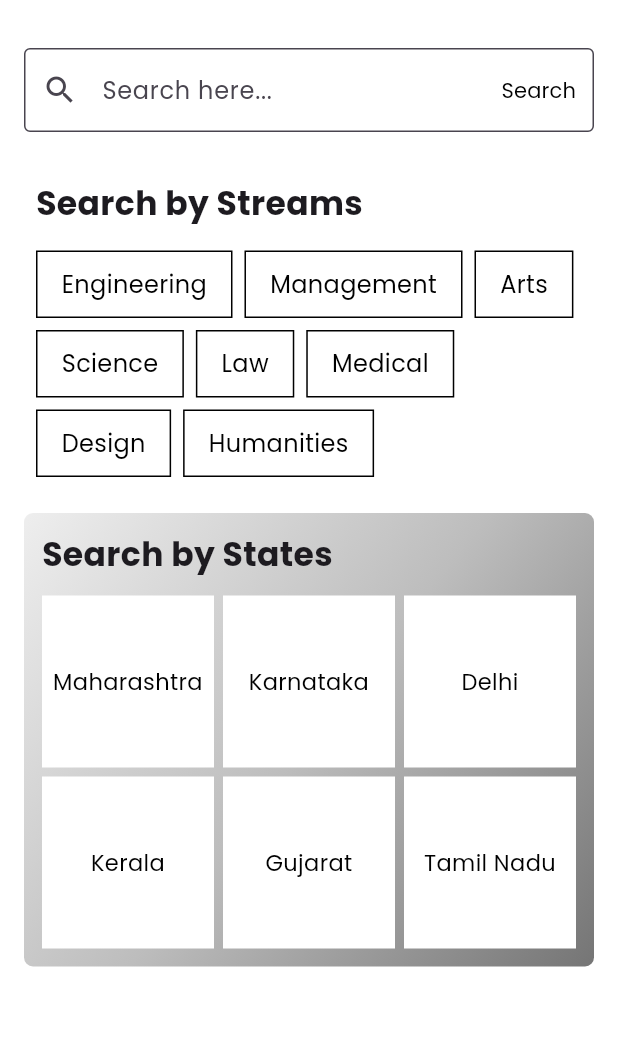
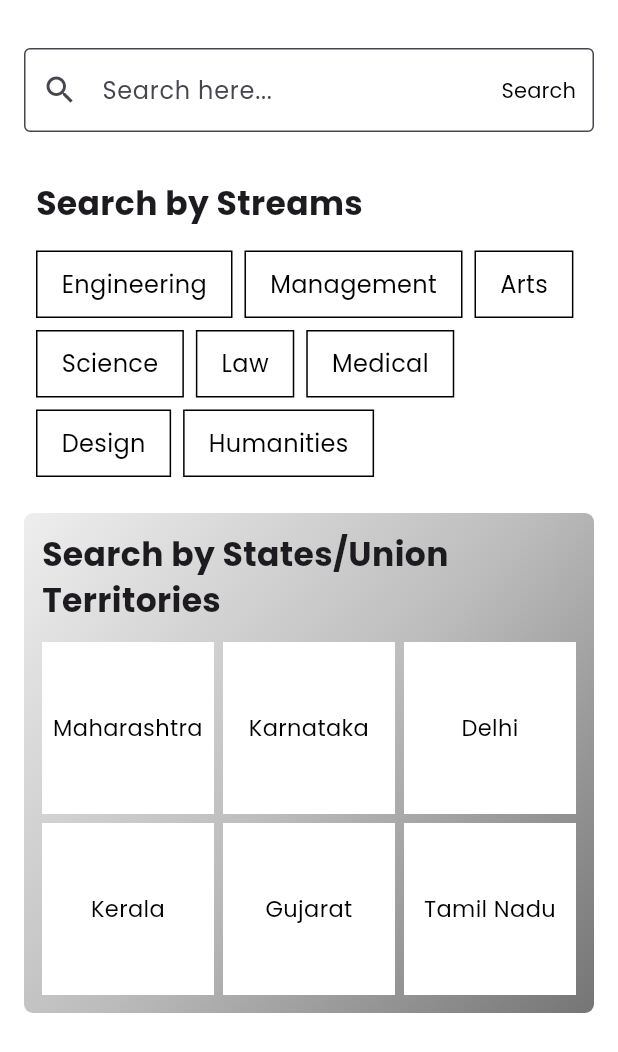
Before and after one commit to skhasan071/MyCampusInfo, a Flutter app: the SelectionPage screen opened directly, on a phone screen of 412 x 824 dp. Shown: the top 1052 px of the screen. Run offline on Flutter 3.47's test engine with Material 3 defaults, Android fonts, the phone set to English and light mode, and no system bars; our stand-ins replace device_preview, geocoding, geolocator, get, google_sign_in, pin_code_fields and 1 more; missing offline and left inert: dart:html; accounts and stored records are empty; network calls fail.

Commit message:
bugs solving

```diff
--- a/lib/view/DetailPage/placementDetails.dart
+++ b/lib/view/DetailPage/placementDetails.dart
@@ -306,8 +306,8 @@ class _PlacementDetailsState extends State<PlacementDetails> {
               return DataRow(
                 cells: [
                   DataCell(Text(branch.branch)),
-                  DataCell(Text(branch.highestPackage)),
-                  DataCell(Text(branch.averagePackage)),
+                  DataCell(Text(branch.highestPackage + 'LPA')),
+                  DataCell(Text(branch.averagePackage + 'LPA')),
                 ],
               );
             }).toList(),
--- a/lib/view/Filters&Compare/compareWith.dart
+++ b/lib/view/Filters&Compare/compareWith.dart
@@ -282,11 +282,10 @@ class _CompareWithState extends State<CompareWith> {
     colleges = await StudentService.getFavoriteColleges(
       profile.profile.value!.id,
     );
-
+    colleges.removeWhere((college) => college.id == widget.clg.id);
     if (showShortlistedOnly) {
       filteredColleges = List.from(colleges);
     }
-
     setState(() {});
   }
 
@@ -294,6 +293,9 @@ class _CompareWithState extends State<CompareWith> {
     setState(() => isLoading = true);
 
     allColleges = await CollegeServices.getColleges();
+    // ✅ Exclude the selected first college
+    allColleges.removeWhere((college) => college.id == widget.clg.id);
+
     filteredColleges = List.from(allColleges);
 
     setState(() => isLoading = false);
--- a/lib/view/Filters&Compare/searchPage.dart
+++ b/lib/view/Filters&Compare/searchPage.dart
@@ -46,10 +46,10 @@ class _SelectionPageState extends State<SelectionPage> {
   final Map<String, List<String>> stateCities = {
     'Maharashtra' : ['Mumbai', 'Pune', 'Navi Mumbai', "Nagpur",],
     'Karnataka': ['Mangaluru', "Kalaburagi", 'Bangalore', 'Udupi'],
-    'Delhi': ['Jamia Nagar', 'Dwarka', 'Rohini', 'New Delhi'],
-    'Kerala' : ['Thiruvananthapuram', 'Kochi', 'Kottayam', 'Palakkad'],
-    'Gujarat' : ['Surat', 'Ahmedabad', 'Gandhinagar', 'Anand'],
-    'Tamil Nadu' : ['Chennai', 'Vellore', 'Tiruchirappalli', 'Krishnankoil']
+    'Delhi': ["New Delhi","Tughlakabad",'Firozabad','Lal Kot'],
+    'Kerala' : ['Thiruvananthapuram', 'Kochi', 'Kottayam', 'Palakkad',"Kozhikode",'Kollam','Kollam'],
+    'Gujarat' : ['Surat', 'Ahmedabad', 'Gandhinagar', 'Anand','Vadodara','Morbi'],
+    'Tamil Nadu' : ['Chennai', 'Vellore', 'Tiruchirappalli', 'Krishnankoil','Thanjavur']
   };
 
   // Initially display all states (this will update based on selected country)
@@ -144,7 +144,7 @@ class _SelectionPageState extends State<SelectionPage> {
                   borderRadius: BorderRadius.circular(6),
                 ),
                 child: buildGridSection(
-                  "Search by States",
+                  "Search by States/Union Territories",
                   states,
                   controller.selectedStates,
                   controller.toggleStates,
```
Also changed, not shown: lib/view/DetailPage/insights.dart (+9 -0 lines).
